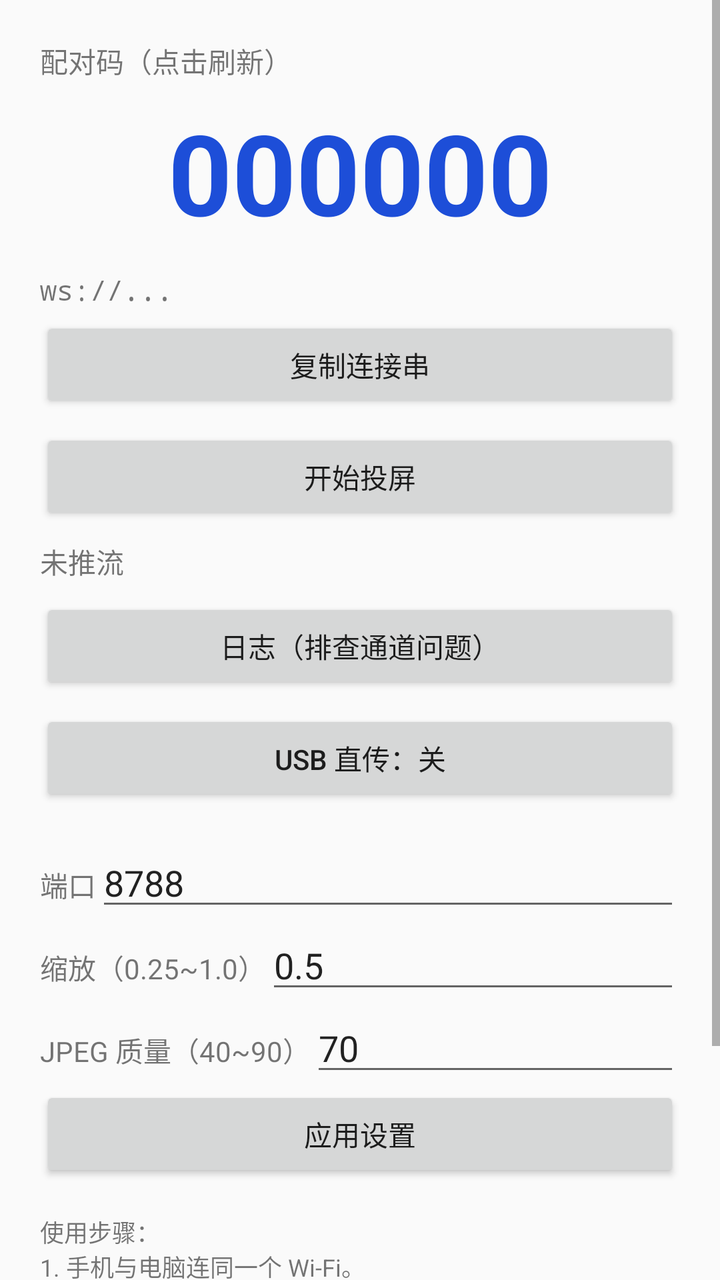
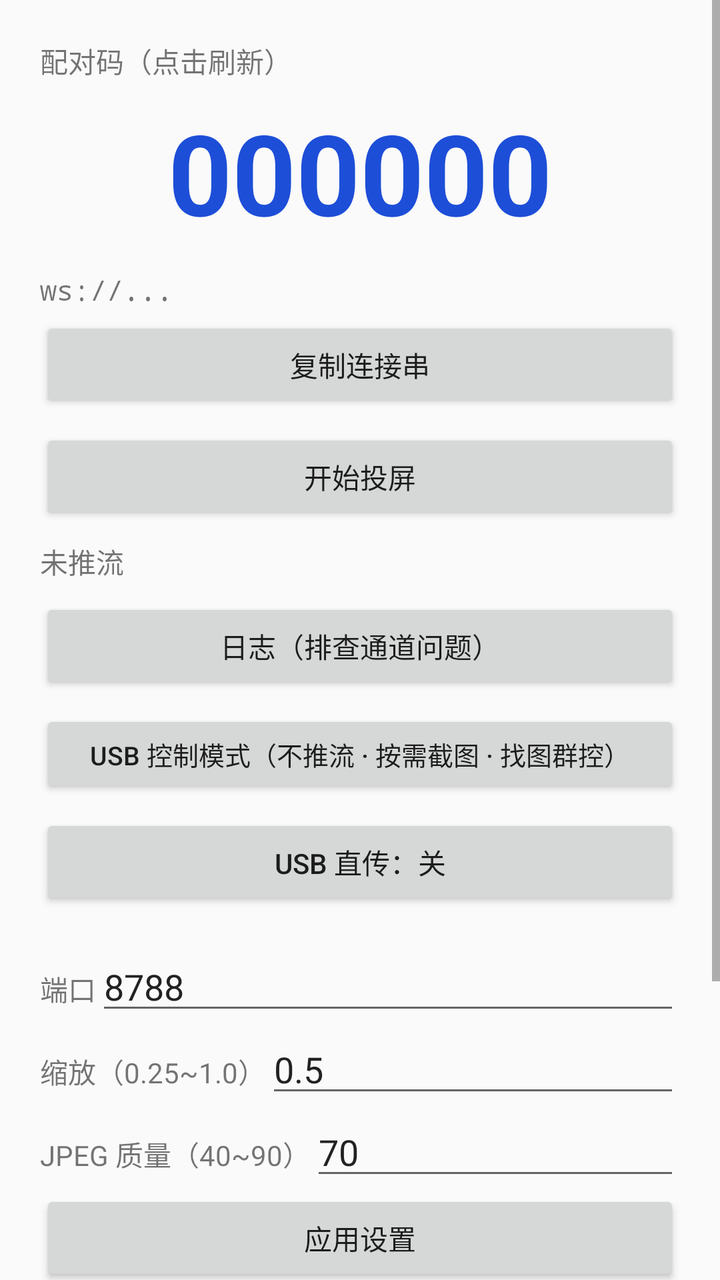

An Android layout rendered at two revisions. The XML below is the earlier revision; the diff shows what the commit changed to produce the second picture.
<!-- AndroidManifest.xml: application theme Theme.Companion -->
<!-- res/layout/activity_main.xml -->
<?xml version="1.0" encoding="utf-8"?>
<ScrollView xmlns:android="http://schemas.android.com/apk/res/android"
    android:layout_width="match_parent"
    android:layout_height="match_parent"
    android:fillViewport="true">

    <LinearLayout
        android:layout_width="match_parent"
        android:layout_height="wrap_content"
        android:orientation="vertical"
        android:padding="20dp">

        <TextView
            android:id="@+id/pairingHint"
            android:layout_width="match_parent"
            android:layout_height="wrap_content"
            android:text="@string/pairing_hint"
            android:textSize="14sp" />

        <TextView
            android:id="@+id/pairingCode"
            android:layout_width="match_parent"
            android:layout_height="wrap_content"
            android:gravity="center"
            android:paddingTop="8dp"
            android:paddingBottom="8dp"
            android:text="000000"
            android:textColor="#1D4ED8"
            android:textSize="56sp"
            android:textStyle="bold" />

        <TextView
            android:id="@+id/connString"
            android:layout_width="match_parent"
            android:layout_height="wrap_content"
            android:paddingTop="4dp"
            android:paddingBottom="4dp"
            android:textIsSelectable="true"
            android:typeface="monospace"
            android:text="ws://..." />

        <Button
            android:id="@+id/btnCopy"
            android:layout_width="match_parent"
            android:layout_height="wrap_content"
            android:text="@string/copy_conn" />

        <Button
            android:id="@+id/btnToggle"
            android:layout_width="match_parent"
            android:layout_height="wrap_content"
            android:layout_marginTop="8dp"
            android:text="@string/start_stream" />

        <TextView
            android:id="@+id/statusText"
            android:layout_width="match_parent"
            android:layout_height="wrap_content"
            android:paddingTop="8dp"
            android:text="未推流" />

        <Button
            android:id="@+id/btnLog"
            android:layout_width="match_parent"
            android:layout_height="wrap_content"
            android:layout_marginTop="8dp"
            android:text="日志（排查通道问题）" />

        <Button
            android:id="@+id/btnUsb"
            android:layout_width="match_parent"
            android:layout_height="wrap_content"
            android:layout_marginTop="8dp"
            android:text="USB 直传：关" />

        <LinearLayout
            android:layout_width="match_parent"
            android:layout_height="wrap_content"
            android:layout_marginTop="16dp"
            android:orientation="horizontal">

            <TextView
                android:layout_width="wrap_content"
                android:layout_height="wrap_content"
                android:text="@string/port_label" />

            <EditText
                android:id="@+id/etPort"
                android:layout_width="0dp"
                android:layout_height="wrap_content"
                android:layout_weight="1"
                android:inputType="number"
                android:text="8788" />
        </LinearLayout>

        <LinearLayout
            android:layout_width="match_parent"
            android:layout_height="wrap_content"
            android:orientation="horizontal">

            <TextView
                android:layout_width="wrap_content"
                android:layout_height="wrap_content"
                android:text="@string/scale_label" />

            <EditText
                android:id="@+id/etScale"
                android:layout_width="0dp"
                android:layout_height="wrap_content"
                android:layout_weight="1"
                android:inputType="numberDecimal"
                android:text="0.5" />
        </LinearLayout>

        <LinearLayout
            android:layout_width="match_parent"
            android:layout_height="wrap_content"
            android:orientation="horizontal">

            <TextView
                android:layout_width="wrap_content"
                android:layout_height="wrap_content"
                android:text="@string/quality_label" />

            <EditText
                android:id="@+id/etQuality"
                android:layout_width="0dp"
                android:layout_height="wrap_content"
                android:layout_weight="1"
                android:inputType="number"
                android:text="70" />
        </LinearLayout>

        <Button
            android:id="@+id/btnApply"
            android:layout_width="match_parent"
            android:layout_height="wrap_content"
            android:text="@string/apply_settings" />

        <TextView
            android:id="@+id/helpText"
            android:layout_width="match_parent"
            android:layout_height="wrap_content"
            android:layout_marginTop="16dp"
            android:textSize="12sp"
            android:text="使用步骤：\n1. 手机与电脑连同一个 Wi-Fi。\n2. 点「开始投屏」，系统弹窗里选择「立即开始」。\n3. 在电脑 LingBuilder「AOA 可视点击器」里粘贴连接串连接。\n4. 前台应用显示需要系统「使用情况访问权限」，不授予不影响投屏。\n提示：MIUI/EMUI 请把本应用加入后台白名单并锁定任务卡片，否则退后台可能被杀。" />
    </LinearLayout>
</ScrollView>
<!-- resources referenced by this layout -->
<resources>
  <string name="apply_settings">应用设置</string>
  <string name="copy_conn">复制连接串</string>
  <string name="pairing_hint">配对码（点击刷新）</string>
  <string name="port_label">端口</string>
  <string name="quality_label">JPEG 质量（40~90）</string>
  <string name="scale_label">缩放（0.25~1.0）</string>
  <string name="start_stream">开始投屏</string>
  <style name="Theme.Companion" parent="android:Theme.Material.Light.DarkActionBar">
          <item name="android:statusBarColor">#1E293B</item>
          <item name="android:colorPrimary">#1D4ED8</item>
          <item name="android:colorPrimaryDark">#1E293B</item>
          <item name="android:colorAccent">#1D4ED8</item>
      </style>
</resources>

<!-- the commit's change to res/layout/activity_main.xml (unified diff, before → after) -->
@@ -65,6 +65,14 @@
             android:layout_height="wrap_content"
             android:layout_marginTop="8dp"
             android:text="日志（排查通道问题）" />
+
+        <Button
+            android:id="@+id/btnCtl"
+            android:layout_width="match_parent"
+            android:layout_height="44dp"
+            android:layout_marginTop="8dp"
+            android:text="USB 控制模式（不推流 · 按需截图 · 找图群控）"
+            android:textSize="13sp" />
 
         <Button
             android:id="@+id/btnUsb"
